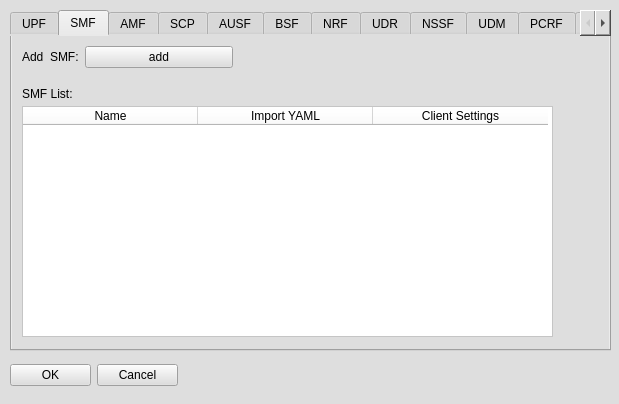
The window that netflux5g-editor/src/gui/ui/Component5G_properties.ui (adaptivenetworklab/NetFlux5G) describes before a commit, drawn with Qt 5.
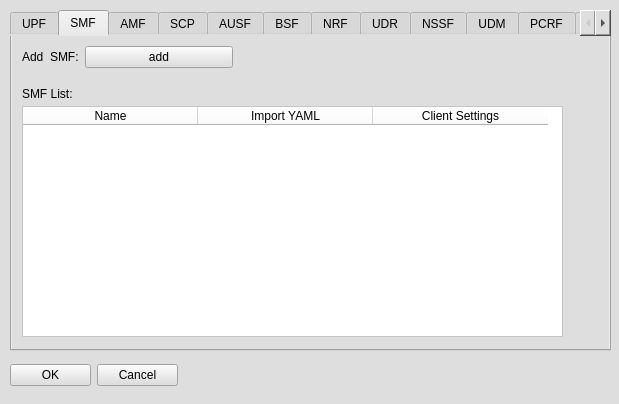
The same window after the commit. The open tabs and pages were chosen to show the change.

What changed in the file:
```diff
--- a/netflux5g-editor/src/gui/ui/Component5G_properties.ui
+++ b/netflux5g-editor/src/gui/ui/Component5G_properties.ui
@@ -155,7 +155,7 @@
        <rect>
         <x>10</x>
         <y>70</y>
-        <width>531</width>
+        <width>541</width>
         <height>231</height>
        </rect>
       </property>
```
Left out of the diff: 4 changed lines with no effect on the pictures.
